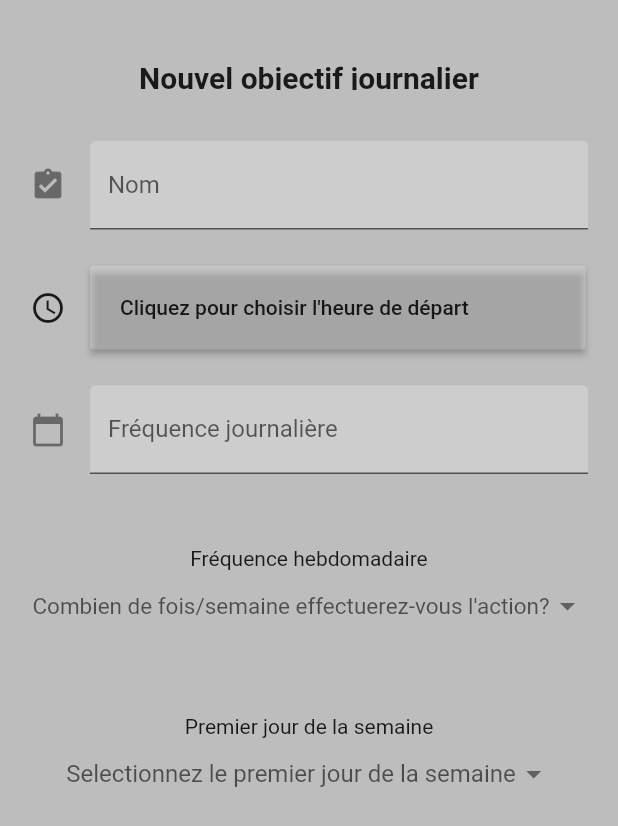
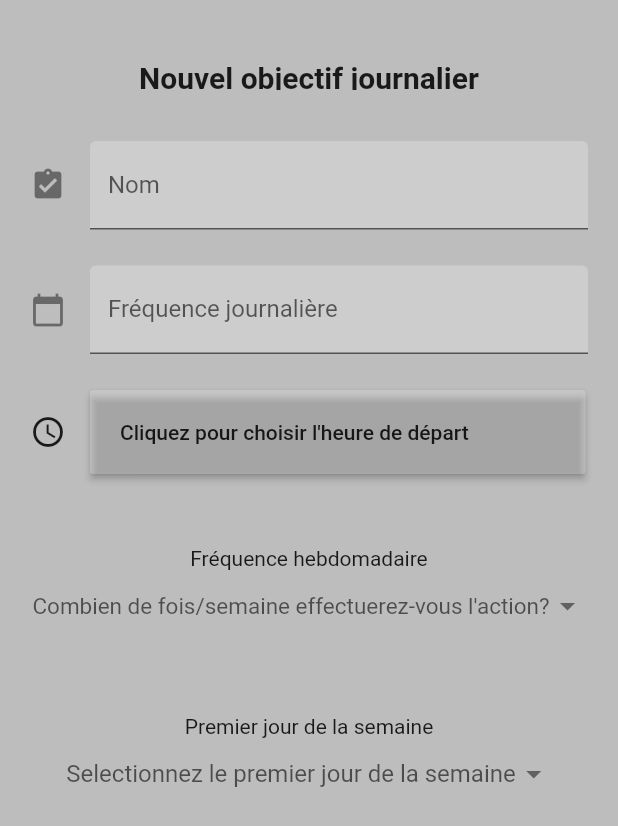
Before and after one commit to nassimassb/daily-goal, a Flutter app: the ItemTwo screen opened directly, on a phone screen of 412 x 824 dp. Shown: the top 826 px of the screen. Run offline on Flutter 3.47's test engine with Material 2 defaults, Android fonts, the phone set to English and light mode, and no system bars; our stand-ins replace cloud_firestore, curved_navigation_bar; accounts and stored records are empty.

Commit message:
upgrade design

```diff
--- a/lib/Pages/ItemOne.dart
+++ b/lib/Pages/ItemOne.dart
@@ -62,7 +62,6 @@ class _ItemOneState extends State<ItemOne> {
                               child: Card(
                                 elevation: 10.0,
                                 margin: EdgeInsets.only(top: 10.0, bottom: 20.0, left: 20.0, right: 20.0),
-                                color: Colors.white24,
                                 shape: RoundedRectangleBorder(
                                   borderRadius: BorderRadius.circular(10.0),
                                 ),
--- a/lib/Pages/ItemTwo.dart
+++ b/lib/Pages/ItemTwo.dart
@@ -69,6 +69,19 @@ class _ItemTwoState extends State<ItemTwo> {
               ),
 
               SizedBox(height: 24.0,),
+              TextFormField(
+                keyboardType: TextInputType.number,
+                decoration: InputDecoration(
+                  border: UnderlineInputBorder(),
+                  icon: Icon(Icons.calendar_today),
+                  filled: true,
+                  hintText: 'Exemple: 3 fois/jour',
+                  labelText: 'Fréquence journalière',
+                  fillColor: Colors.white24,
+                ),
+              ),
+
+              SizedBox(height: 24.0,),
               Container(
                 width: MediaQuery.of(context).size.width,
                 child: Row(
@@ -96,19 +109,6 @@ class _ItemTwoState extends State<ItemTwo> {
                       },
                     ),
                   ],
-                ),
-              ),
-
-              SizedBox(height: 24.0,),
-              TextFormField(
-                keyboardType: TextInputType.number,
-                decoration: InputDecoration(
-                  border: UnderlineInputBorder(),
-                  icon: Icon(Icons.calendar_today),
-                  filled: true,
-                  hintText: 'Exemple: 3 fois/jour',
-                  labelText: 'Fréquence journalière',
-                  fillColor: Colors.white24,
                 ),
               ),
 
```
Also changed, not shown: lib/Widgets/theme.dart (+13 -1 lines).
